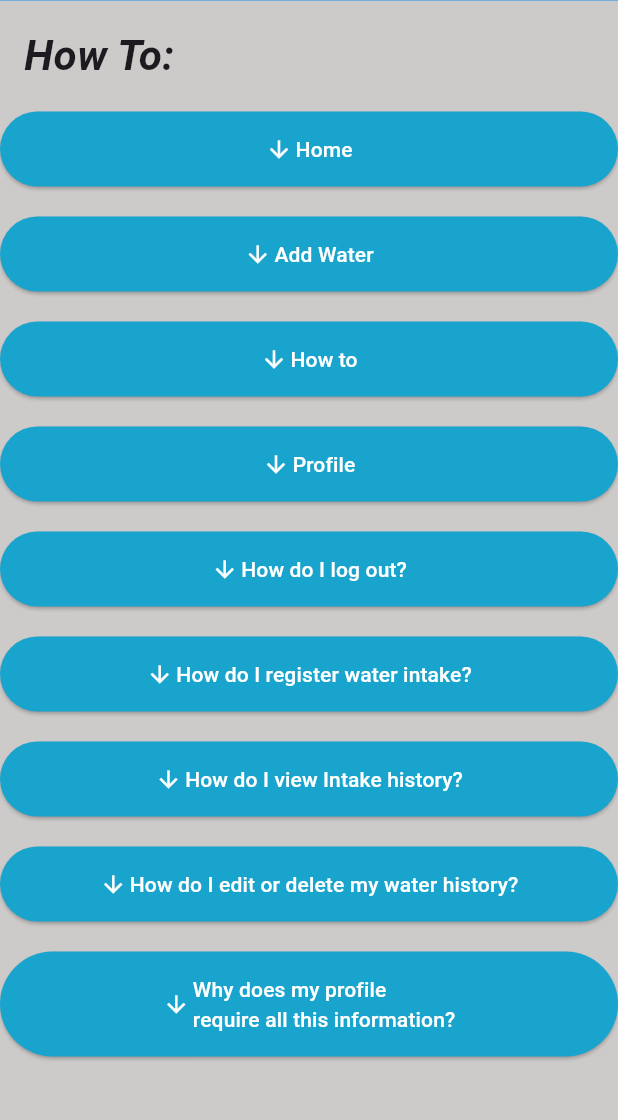
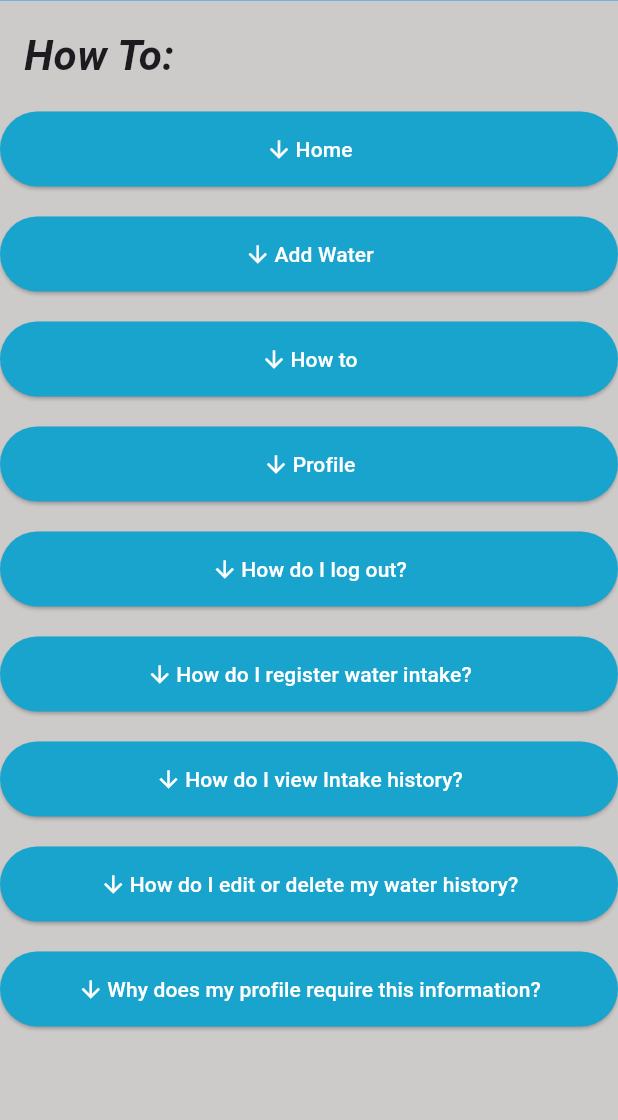
Before and after one commit to Oni67/WaterUp, a Flutter app: the HowTo screen opened directly, on a phone screen of 412 x 824 dp, the part 73-1193 px from its top. Run offline on Flutter 3.47's test engine with Material 3 defaults, Android fonts, the phone set to English and light mode, and no system bars; our stand-ins replace cloud_firestore, firebase_auth, firebase_core, firebase_storage, fl_chart, image_picker; accounts and stored records are empty.

Commit message:
Update HowTo.dart

```diff
--- a/waterup/lib/pages/HowTo.dart
+++ b/waterup/lib/pages/HowTo.dart
@@ -31,7 +31,7 @@ class BudgetingState extends State<HowTo> {
     'How do I register water intake?',
     'How do I view Intake history?',
     'How do I edit or delete my water history?',
-    'Why does my profile \nrequire all this information?',
+    'Why does my profile require this information?',
   ];
 
   // Messages for each index
```
